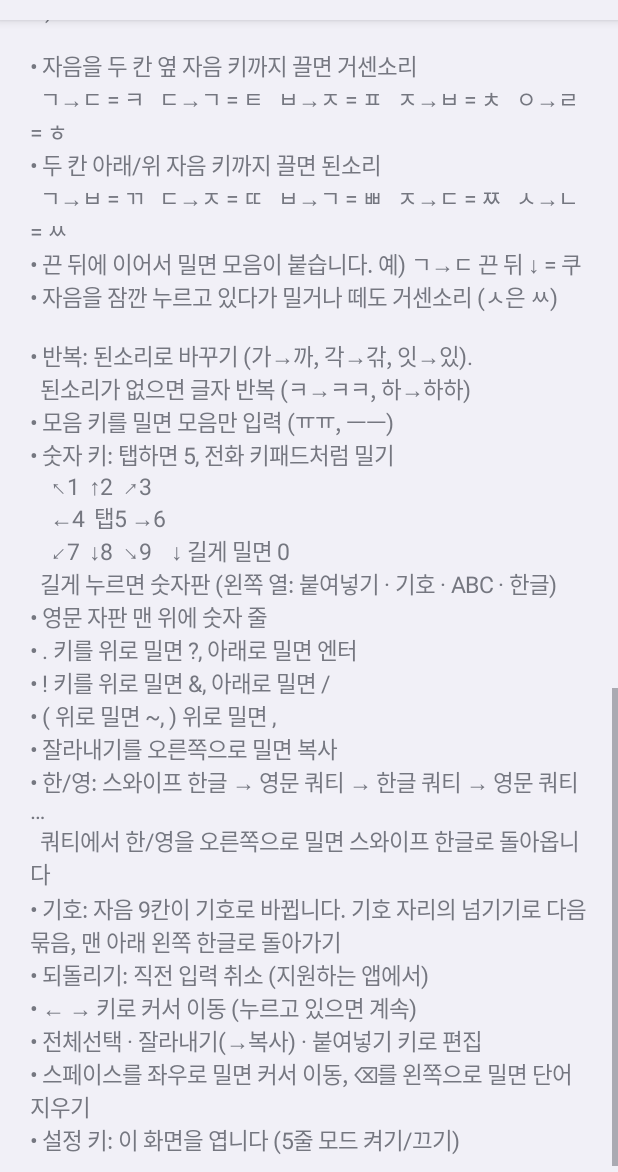
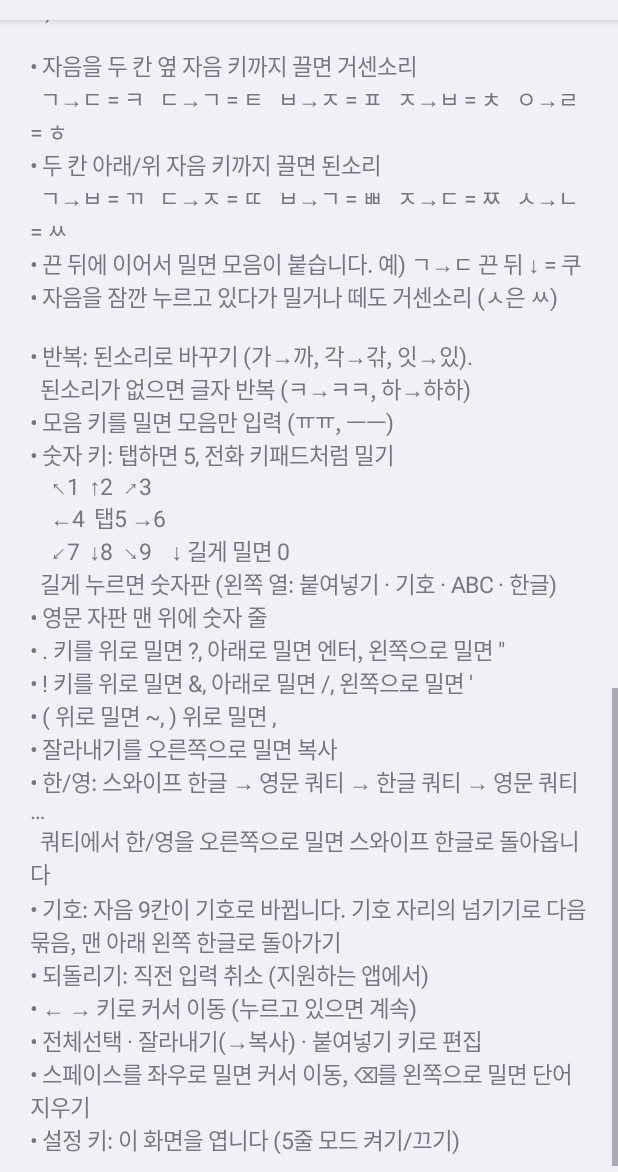
Before and after one commit to rotmast-alt/Keyboard, an Android app: the screen it shows after launch (SetupActivity), scrolled down 1074 dp, on a phone screen of 412 x 824 dp, the part 64-1236 px from its top. Run offline under Robolectric (Android 15) with nearby library versions, the phone set to English and light mode, and no system bars.

Commit message:
Swipe '.' left for " and '!' left for '
Co-Authored-By: Claude Opus 5.5 <noreply@anthropic.com>
Claude-Session: https://claude.ai/code/session_01HArMhZ4WPdLGqjRZAhAtGR

```diff
--- a/app/src/main/java/com/rotmast/swipehangul/SetupActivity.kt
+++ b/app/src/main/java/com/rotmast/swipehangul/SetupActivity.kt
@@ -119,8 +119,8 @@ class SetupActivity : Activity() {
                 ↙7  ↓8  ↘9    ↓ 길게 밀면 0
               길게 누르면 숫자판 (왼쪽 열: 붙여넣기 · 기호 · ABC · 한글)
             • 영문 자판 맨 위에 숫자 줄
-            • . 키를 위로 밀면 ?, 아래로 밀면 엔터
-            • ! 키를 위로 밀면 &, 아래로 밀면 /
+            • . 키를 위로 밀면 ?, 아래로 밀면 엔터, 왼쪽으로 밀면 "
+            • ! 키를 위로 밀면 &, 아래로 밀면 /, 왼쪽으로 밀면 '
             • ( 위로 밀면 ~, ) 위로 밀면 ,
             • 잘라내기를 오른쪽으로 밀면 복사
             • 한/영: 스와이프 한글 → 영문 쿼티 → 한글 쿼티 → 영문 쿼티 …
```
Also changed, not shown: app/src/main/java/com/rotmast/swipehangul/ime/Layouts.kt (+5 -5 lines), 1 other file.
